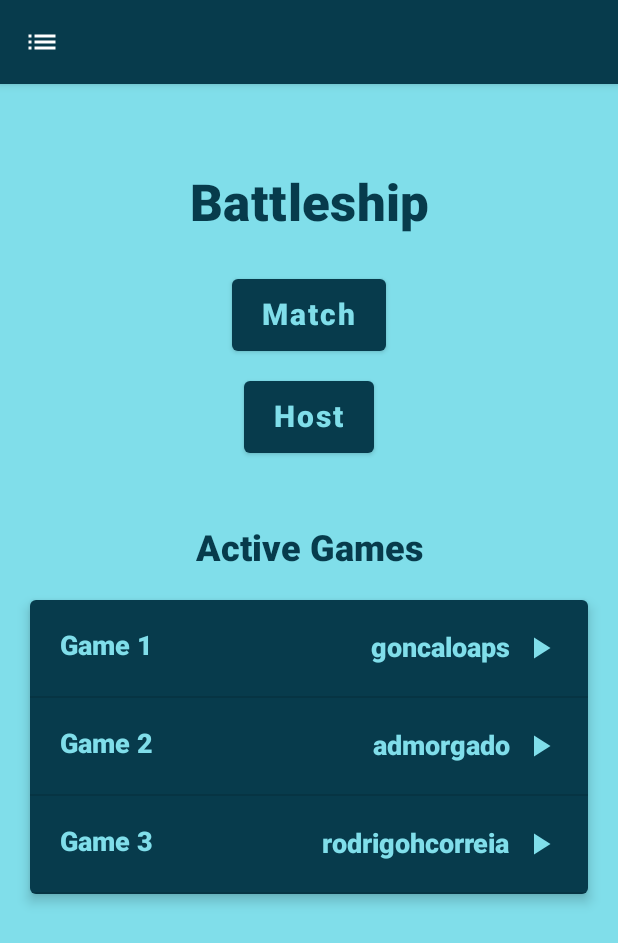
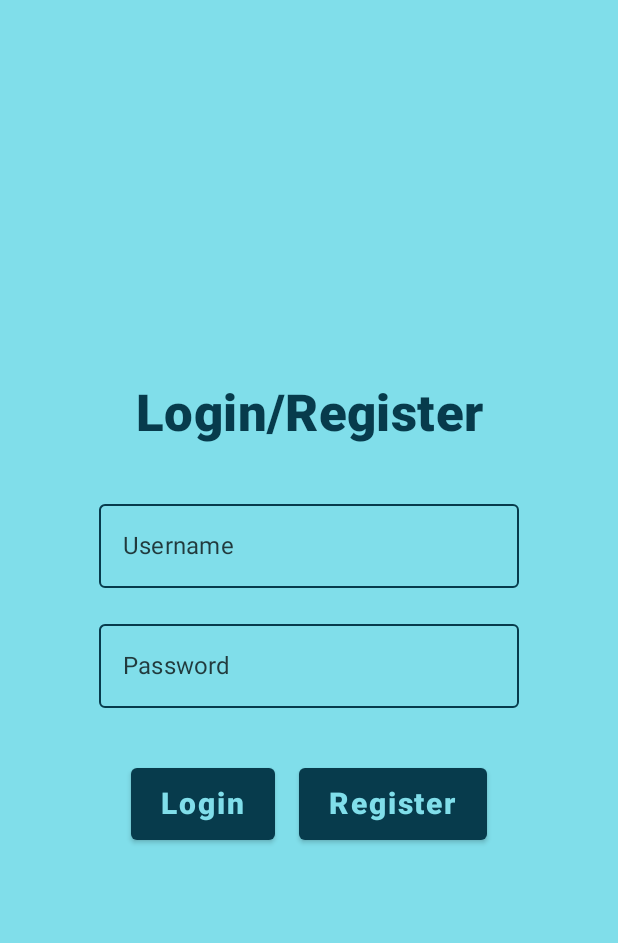
Before and after one commit to RodrigoHCorreia/battleship-mobile, an Android app built with Jetpack Compose: the screen it shows after launch (LobbyActivity before the commit, LoginActivity after it), on a phone screen of 412 x 824 dp. Shown: the top 943 px of the screen. Run offline under Robolectric (Android 15) with nearby library versions, the phone set to English and light mode, and no system bars; our stand-ins replace accompanist.

Commit message:
New login screen

```diff
--- a/app/src/main/AndroidManifest.xml
+++ b/app/src/main/AndroidManifest.xml
@@ -14,7 +14,7 @@
         tools:targetApi="31"
         android:name=".BattleshipApplication">
         <activity
-            android:name=".lobby.LobbyActivity"
+            android:name=".login.LoginActivity"
             android:exported="true"
             android:windowSoftInputMode="adjustPan"
             android:theme="@style/Theme.Battleshipmobile">
@@ -36,6 +36,10 @@
             android:exported="false"
             />
         <activity
+            android:name=".lobby.LobbyActivity"
+            android:exported="false"
+            />
+        <activity
             android:name=".info.InfoActivity"
             android:exported="false"
         />
--- a/app/src/main/java/battleship/mobile/info/ui/InfoScreen.kt
+++ b/app/src/main/java/battleship/mobile/info/ui/InfoScreen.kt
@@ -1,6 +1,8 @@
 package battleship.mobile.info.ui
 
 import androidx.compose.foundation.layout.*
+import androidx.compose.foundation.rememberScrollState
+import androidx.compose.foundation.verticalScroll
 import androidx.compose.material.*
 import androidx.compose.material.icons.Icons
 import androidx.compose.material.icons.filled.Email
@@ -51,6 +53,7 @@ fun InfoScreen(
                 modifier = Modifier
                     .padding(innerPadding)
                     .fillMaxSize()
+                    .verticalScroll(rememberScrollState())
             ) {
                 Text(
                     text = "Battleship",
--- a/app/src/main/java/battleship/mobile/lobby/ui/LobbyScreen.kt
+++ b/app/src/main/java/battleship/mobile/lobby/ui/LobbyScreen.kt
@@ -34,6 +34,7 @@ fun LobbyScreen(
     state : LobbyScreenState = LobbyScreenState(),
     onDrawerSocialRequest : () -> Unit,
     onDrawerInfoRequest : () -> Unit,
+    onDrawerLogoutRequest : () -> Unit,
     onMatchRequested : () -> Unit,
     onHostRequested : () -> Unit,
 ) {
@@ -57,7 +58,8 @@ fun LobbyScreen(
                 DrawerContent(
                     onLobbyClick = { scope.launch { scaffoldState.drawerState.close() } },
                     onSocialClick = onDrawerSocialRequest,
-                    onInfoClick = onDrawerInfoRequest
+                    onInfoClick = onDrawerInfoRequest,
+                    onLogoutClick = onDrawerLogoutRequest
                 )
             },
             drawerBackgroundColor = MaterialTheme.colors.background
@@ -82,8 +84,8 @@ fun LobbyScreen(
                     horizontalAlignment = Alignment.CenterHorizontally,
                     verticalArrangement = Arrangement.spacedBy(20.dp)
                 ) {
-                    AppButton(text = "Match", onMatchRequested)
-                    AppButton(text = "Host", onHostRequested)
+                    AppButton(text = "Match", onClick = onMatchRequested)
+                    //AppButton(text = "Host", onClick = onHostRequested)
                 }
 
                 Text(
@@ -170,6 +172,7 @@ fun LobbyScreenPreview() {
             ), RefreshingState.Idle),
             onDrawerSocialRequest = {},
             onDrawerInfoRequest = {},
+            onDrawerLogoutRequest = {},
             onMatchRequested = {},
             onHostRequested = {}
         )
--- /dev/null
+++ b/app/src/main/java/battleship/mobile/login/LoginActivity.kt
@@ -0,0 +1,33 @@
+package battleship.mobile.login
+
+import android.app.Activity
+import android.content.Intent
+import android.os.Bundle
+import androidx.activity.ComponentActivity
+import androidx.activity.compose.setContent
+import battleship.mobile.lobby.LobbyActivity
+import battleship.mobile.login.ui.LoginScreen
+
+class LoginActivity : ComponentActivity() {
+
+    companion object {
+        fun navigate(origin: Activity) {
+            with(origin) {
+                val intent = Intent(this, LoginActivity::class.java)
+                startActivity(intent)
+            }
+        }
+    }
+
+    override fun onCreate(savedInstanceState: Bundle?) {
+        super.onCreate(savedInstanceState)
+
+        setContent {
+            LoginScreen(
+                onLoginRequested = { LobbyActivity.navigate(origin = this) },
+                onRegisterRequested = { LobbyActivity.navigate(origin = this) }
+            )
+        }
+    }
+
+}
--- /dev/null
+++ b/app/src/main/java/battleship/mobile/login/ui/LoginScreen.kt
@@ -0,0 +1,105 @@
+package battleship.mobile.login.ui
+
+import androidx.compose.foundation.layout.*
+import androidx.compose.foundation.text.KeyboardActions
+import androidx.compose.foundation.text.KeyboardOptions
+import androidx.compose.material.*
+import androidx.compose.runtime.*
+import androidx.compose.ui.Alignment
+import androidx.compose.ui.Modifier
+import androidx.compose.ui.platform.LocalFocusManager
+import androidx.compose.ui.platform.LocalSoftwareKeyboardController
+import androidx.compose.ui.platform.testTag
+import androidx.compose.ui.text.font.FontWeight
+import androidx.compose.ui.text.input.ImeAction
+import androidx.compose.ui.text.input.KeyboardType
+import androidx.compose.ui.text.input.PasswordVisualTransformation
+import androidx.compose.ui.text.style.TextAlign
+import androidx.compose.ui.tooling.preview.Preview
+import androidx.compose.ui.unit.dp
+import battleship.mobile.ui.AppButton
+import battleship.mobile.ui.theme.BattleshipMobileTheme
+
+const val LoginScreenTag = "LoginScreen"
+
+@Composable
+fun LoginScreen(
+    onLoginRequested : () -> Unit = {},
+    onRegisterRequested : () -> Unit = {}
+) {
+    var username by remember { mutableStateOf("") }
+    var password by remember { mutableStateOf("") }
+
+    val focusManager = LocalFocusManager.current
+
+    BattleshipMobileTheme {
+        Scaffold { innerPadding ->
+            Column(
+                verticalArrangement = Arrangement.spacedBy(16.dp, Alignment.CenterVertically),
+                horizontalAlignment = Alignment.CenterHorizontally,
+                modifier = Modifier
+                    .padding(innerPadding)
+                    .fillMaxSize()
+                    .testTag(LoginScreenTag),
+            ) {
+                Text(
+                    text = "Login/Register",
+                    style = MaterialTheme.typography.h4,
+                    textAlign = TextAlign.Center,
+                    color = MaterialTheme.colors.primary,
+                    fontWeight = FontWeight.Black,
+                    modifier = Modifier.padding(16.dp)
+                )
+                OutlinedTextField(
+                    value = username,
+                    onValueChange = { username = it },
+                    label = { Text("Username") },
+                    singleLine = true,
+                    keyboardOptions = KeyboardOptions(imeAction = ImeAction.Next),
+                    colors = TextFieldDefaults.outlinedTextFieldColors(
+                        focusedBorderColor = MaterialTheme.colors.primary,
+                        unfocusedBorderColor = MaterialTheme.colors.primary,
+                        textColor = MaterialTheme.colors.primary
+                    )
+                )
+                OutlinedTextField(
+                    value = password,
+                    onValueChange = { password = it },
+                    label = { Text("Password") },
+                    singleLine = true,
+                    visualTransformation = PasswordVisualTransformation(),
+                    keyboardOptions = KeyboardOptions(
+                        keyboardType = KeyboardType.Password,
+                        imeAction = ImeAction.Done
+                    ),
+                    keyboardActions = KeyboardActions(
+                        onDone = {
+                            focusManager.clearFocus()
+                        }
+                    ),
+                    colors = TextFieldDefaults.outlinedTextFieldColors(
+                        focusedBorderColor = MaterialTheme.colors.primary,
+                        unfocusedBorderColor = MaterialTheme.colors.primary,
+                        textColor = MaterialTheme.colors.primary
+                    )
+                )
+                Row(
+                    verticalAlignment = Alignment.CenterVertically,
+                    horizontalArrangement = Arrangement.spacedBy(16.dp),
+                    modifier = Modifier.padding(24.dp)
+                ) {
+                    AppButton(text = "Login", onClick = onLoginRequested)
+                    AppButton(text = "Register", onClick = onRegisterRequested)
+                }
+            }
+        }
+    }
+}
+
+@Preview
+@Composable
+fun LoginScreenPreview() {
+    BattleshipMobileTheme {
+        LoginScreen()
+    }
+}
```
Also changed, not shown: app/src/main/java/battleship/mobile/lobby/LobbyActivity.kt (+14 -0 lines), app/src/main/java/battleship/mobile/ui/Drawer.kt (+44 -9 lines), 1 other file.
